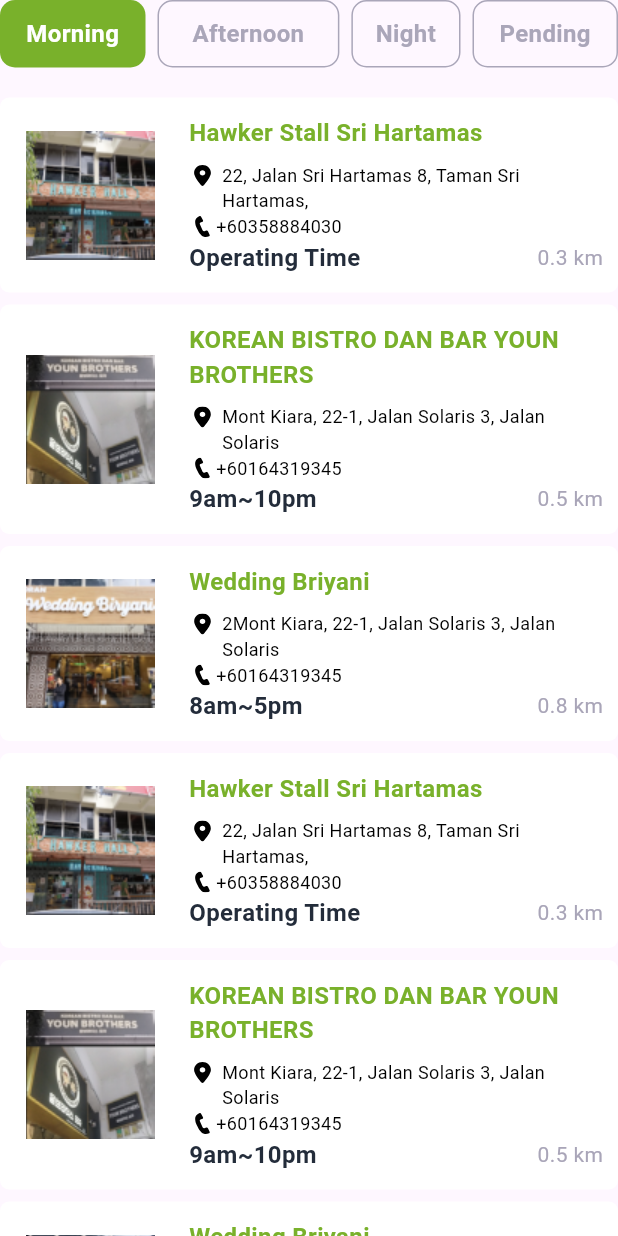
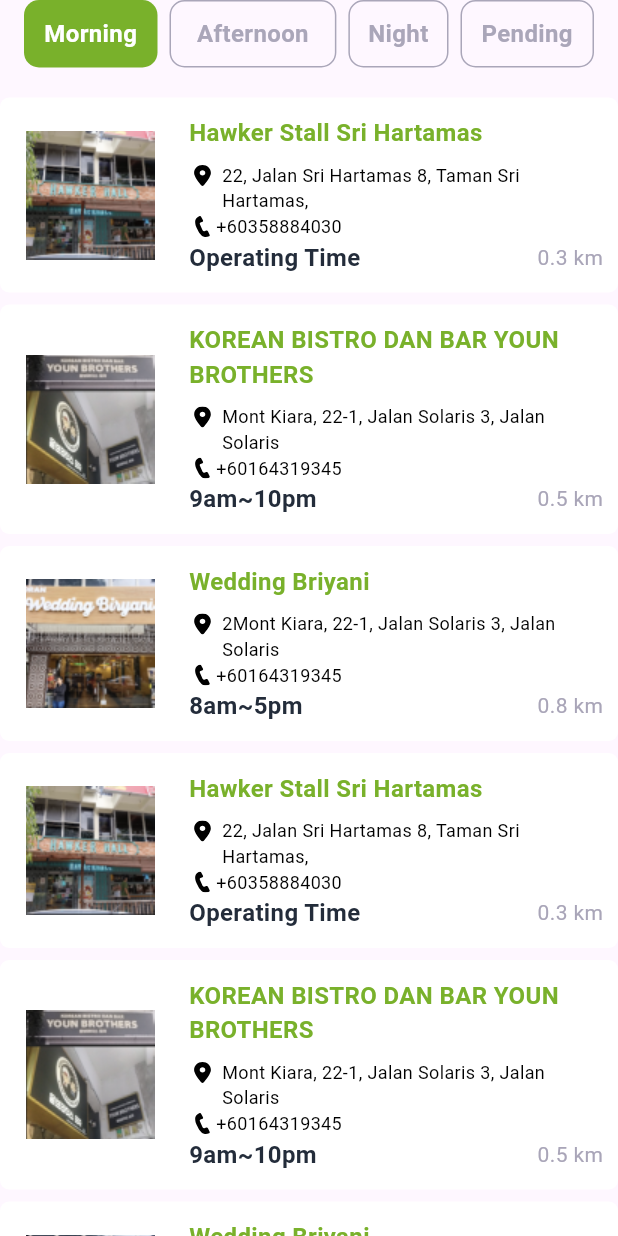
Before and after one commit to IDKOS1/carrinton_app, a Flutter app: the HomeScreen widget shown alone on an empty page, opened directly, on a phone screen of 412 x 824 dp. Run offline on Flutter 3.47's test engine with Material 3 defaults, Android fonts, the phone set to English and light mode, and no system bars; our stand-ins replace dashed_circular_progress_bar, flutter_riverpod, flutter_svg; Roboto replaces fonts that are missing (DM Sans).

Commit message:
add: 해상도 대응 ui 추가

```diff
--- a/lib/ui/home/home_screen.dart
+++ b/lib/ui/home/home_screen.dart
@@ -20,7 +20,12 @@ class _HomeScreenState extends State<HomeScreen> {
 
     return Column(
       children: [
-        RowButton(
+        SingleChildScrollView(
+          scrollDirection: Axis.horizontal,
+          child: Container(
+            width: MediaQuery.of(context).size.width - 32,
+            constraints: BoxConstraints(minWidth: 360),
+            child: RowButton(
               stateProvider: homeIndexProvider,
               buttonList: [
                 FlexButton(
@@ -33,6 +38,8 @@ class _HomeScreenState extends State<HomeScreen> {
                 FlexButton(title: 'Night ', onTap: () {}, flex: 3, isClickable: true),
                 FlexButton(title: 'Pending ', onTap: () {}, flex: 4, isClickable: true)
               ],
+            ),
+          ),
         ),
         const SizedBox(
           height: 16,
```
Lines whose indentation alone changed are shown as unchanged.
